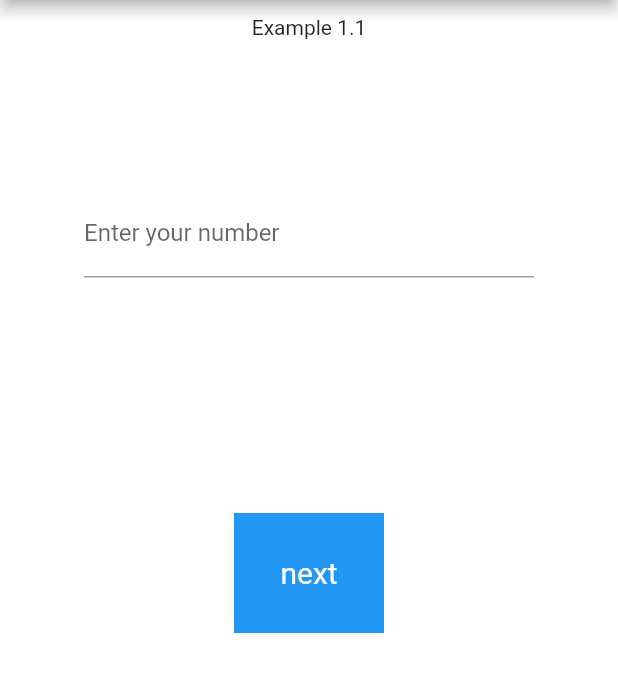
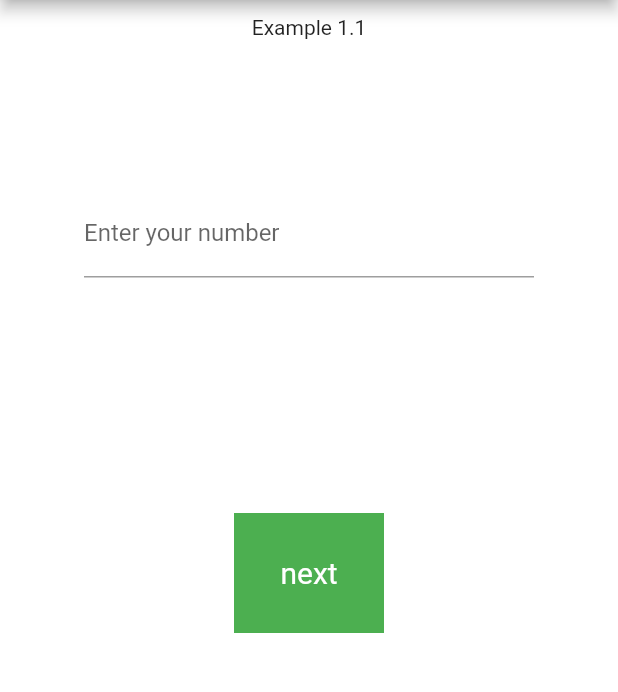
Before and after one commit to bew089006/bew-bit-kub-test, a Flutter app: the screen it shows after launch, on a phone screen of 412 x 824 dp, the part 84-776 px from its top. Run offline on Flutter 3.47's test engine with Material 2 defaults, Android fonts, the phone set to English and light mode, and no system bars.

Commit message:
add visibilty for button

```diff
--- a/lib/views/buttomButton.dart
+++ b/lib/views/buttomButton.dart
@@ -1,10 +1,11 @@
 import 'package:flutter/material.dart';
 
 class BottomButton extends StatelessWidget {
-  BottomButton({this.label, this.onPress});
+  BottomButton({this.label, this.onPress, this.color});
 
   final String label;
   final Function onPress;
+  final color;
 
   @override
   Widget build(BuildContext context) {
@@ -12,7 +13,7 @@ class BottomButton extends StatelessWidget {
       onTap: onPress,
       child: Container(
         height: 80,
-        color: Colors.blue,
+        color: color,
         width: 100,
         child: Center(
           child: Text(
--- a/lib/views/question1/questionOneDotOne.dart
+++ b/lib/views/question1/questionOneDotOne.dart
@@ -16,6 +16,7 @@ class _QuestionOneDotOneState extends State<QuestionOneDotOne> {
     return QuestionTemplate(
       exTitle: "Example 1.1",
       getAnswer: quest1.getAnswer1,
+      isFirstQuestion: true,
       onPress: () {
         Navigator.push(
           context,
--- a/lib/views/questionTemplate.dart
+++ b/lib/views/questionTemplate.dart
@@ -5,8 +5,13 @@ class QuestionTemplate extends StatefulWidget {
   final String exTitle;
   final Function getAnswer;
   final Function onPress;
+  final bool isFirstQuestion;
 
-  const QuestionTemplate({this.exTitle, this.getAnswer, this.onPress});
+  const QuestionTemplate(
+      {this.exTitle,
+      this.getAnswer,
+      this.onPress,
+      this.isFirstQuestion = false});
 
   @override
   _QuestionTemplateState createState() => _QuestionTemplateState();
@@ -55,9 +60,37 @@ class _QuestionTemplateState extends State<QuestionTemplate> {
             SizedBox(
               height: 50,
             ),
-            BottomButton(
-              label: "next",
-              onPress: widget.onPress,
+            Row(
+              mainAxisAlignment: MainAxisAlignment.center,
+              children: [
+                Visibility(
+                  child: BottomButton(
+                    label: "back.",
+                    color: Colors.red,
+                    onPress: () {
+                      Navigator.pop(context);
+                    },
+                  ),
+                  maintainSize: false,
+                  maintainAnimation: false,
+                  maintainState: true,
+                  visible: !widget.isFirstQuestion,
+                ),
+                Visibility(
+                  child: SizedBox(
+                    width: 50,
+                  ),
+                  maintainSize: false,
+                  maintainAnimation: false,
+                  maintainState: true,
+                  visible: !widget.isFirstQuestion,
+                ),
+                BottomButton(
+                  label: "next",
+                  color: Colors.green,
+                  onPress: widget.onPress,
+                )
+              ],
             )
           ],
         )
```
Also changed, not shown: lib/views/constants.dart (+6 -5 lines).
